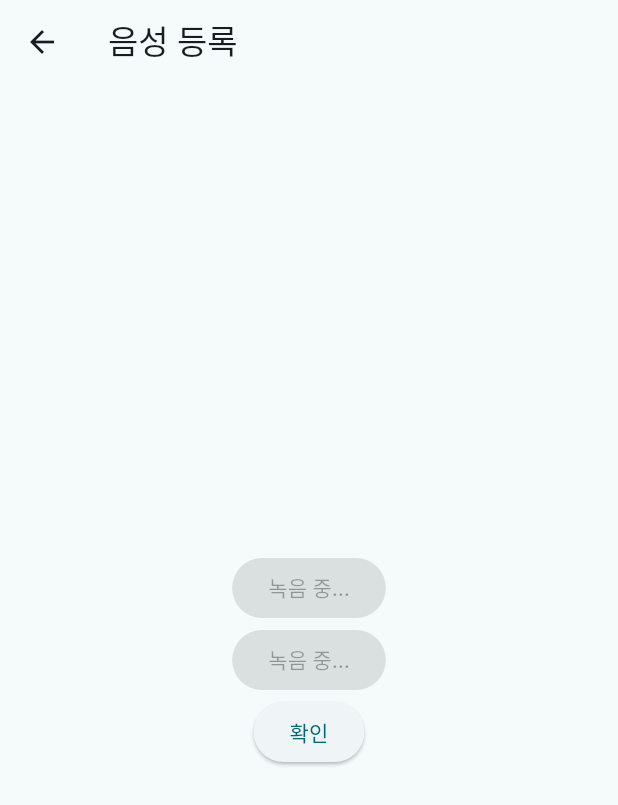
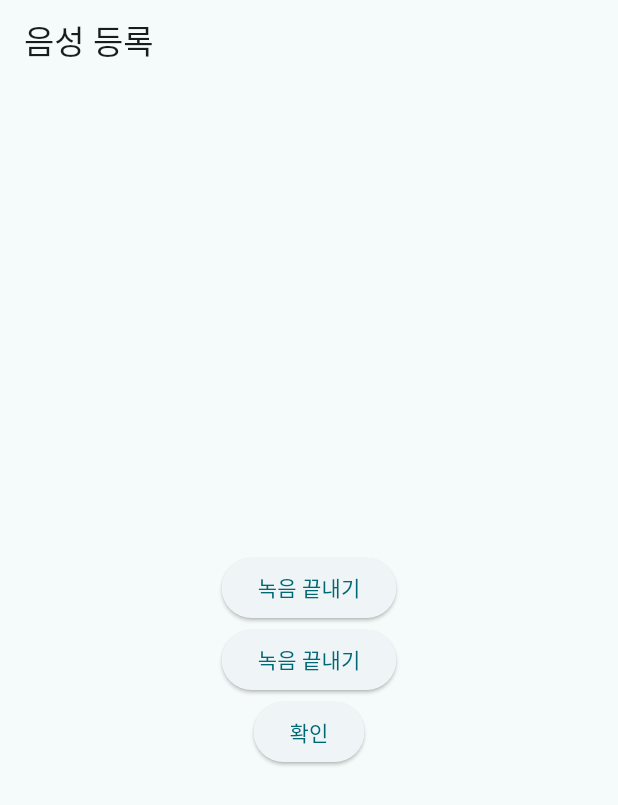
Before and after one commit to KEIVEE/ATOS, a Flutter app: the VoiceRegisterPage screen opened directly with empty values, after a tap on "저음 입력하기", after a tap on "고음 입력하기", on a phone screen of 412 x 824 dp. Shown: the top 805 px of the screen. Run offline on Flutter 3.47's test engine with Material 3 defaults, Android fonts, the phone set to English and light mode, and no system bars; our stand-ins replace audioplayers, cloud_firestore, dio, firebase_auth, firebase_core, firebase_storage and 1 more; missing offline and left inert: flutter_sound; accounts and stored records are empty.

Commit message:
최대최소 피치 등록 되게

```diff
--- a/application/atos/lib/account/register.dart
+++ b/application/atos/lib/account/register.dart
@@ -25,7 +25,7 @@ class RegisterState extends State<RegisterPage> {
   var idChecked = false;
   var registerTried = false;
   final regions = ['경상도', '전라도', '충청도', '강원도', '제주도'];
-  String selectedGender = "male"; // 성별을 저장할 변수 (기본값: 남성)
+  String selectedGender = "남성"; // 성별을 저장할 변수 (기본값: 남성)
 
   Map<String, String> headers = {
     'Content-Type': 'application/json',
@@ -98,11 +98,11 @@ class RegisterState extends State<RegisterPage> {
       if (mounted) {
         //Navigator.pop(context); // 성공적으로 회원가입이 완료되면 뒤로 이동
         Navigator.of(context).push(
-                  MaterialPageRoute(
-                    settings: const RouteSettings(name: "/voiceRegister"),
-                    builder: (context) => VoiceRegisterPage(id: id),
-                  ),
-                );
+          MaterialPageRoute(
+            settings: const RouteSettings(name: "/voiceRegister"),
+            builder: (context) => VoiceRegisterPage(id: id),
+          ),
+        );
       }
     } catch (e) {
       setState(() {
--- a/application/atos/lib/account/voiceregister.dart
+++ b/application/atos/lib/account/voiceregister.dart
@@ -2,8 +2,9 @@ import 'dart:convert';
 import 'dart:io';
 import 'package:atos/control/uri.dart';
 import 'package:flutter/material.dart';
+import 'package:flutter_sound/flutter_sound.dart';
 import 'package:http/http.dart' as http;
-import 'package:flutter_sound/flutter_sound.dart';
+import 'package:permission_handler/permission_handler.dart';
 
 class VoiceRegisterPage extends StatefulWidget {
   final String id;
@@ -27,44 +28,52 @@ class _VoiceRegisterPageState extends State<VoiceRegisterPage> {
   }
 
   Future<void> _initRecorder() async {
+    var status = await Permission.microphone.request();
+    if (status != PermissionStatus.granted) {
+      // 권한 거부 처리
+      ScaffoldMessenger.of(context).showSnackBar(
+        const SnackBar(content: Text('마이크 권한이 필요합니다.')),
+      );
+      return;
+    }
     await _recorder.openRecorder();
   }
 
-  Future<void> _startRecordingLow() async {
-    final path = 'path_to_save_low_pitch.wav';
+  Future<void> _startRecording(String pitch) async {
+    final path = '${Directory.systemTemp.path}/$pitch.wav';
     await _recorder.startRecorder(toFile: path);
     setState(() {
-      _isRecordingLow = true;
-      _lowPitchPath = path;
+      if (pitch == 'low') {
+        _isRecordingLow = true;
+        _lowPitchPath = path;
+      } else {
+        _isRecordingHigh = true;
+        _highPitchPath = path;
+      }
     });
   }
 
-  Future<void> _startRecordingHigh() async {
-    final path = 'path_to_save_high_pitch.wav';
-    await _recorder.startRecorder(toFile: path);
-    setState(() {
-      _isRecordingHigh = true;
-      _highPitchPath = path;
-    });
-  }
-
-  Future<void> _stopRecording() async {
+  Future<void> _stopRecording(String pitch) async {
     await _recorder.stopRecorder();
     setState(() {
-      _isRecordingLow = false;
-      _isRecordingHigh = false;
+      if (pitch == 'low') {
+        _isRecordingLow = false;
+      } else {
+        _isRecordingHigh = false;
+      }
     });
   }
 
   Future<void> _sendVoiceData() async {
     final request = http.MultipartRequest(
       'POST',
-      Uri.parse('${ControlUri.BASE_URL}/set-user-pitch'), // 서버 API URL
+      Uri.parse('${ControlUri.BASE_URL}/set-user-pitch'),
     );
 
     // Add files
     request.files.add(await http.MultipartFile.fromPath('low', _lowPitchPath));
-    request.files.add(await http.MultipartFile.fromPath('high', _highPitchPath));
+    request.files
+        .add(await http.MultipartFile.fromPath('high', _highPitchPath));
 
     // Add user ID as field
     request.fields['user_id'] = widget.id;
@@ -72,11 +81,17 @@ class _VoiceRegisterPageState extends State<VoiceRegisterPage> {
     try {
       final response = await request.send();
       if (response.statusCode == 200) {
-        // 성공적으로 음성 파일 전송
-        print('Voice data uploaded successfully');
-        // 서버 응답에 따라 추가 동작 처리 가능
+        ScaffoldMessenger.of(context).showSnackBar(
+          const SnackBar(content: Text('회원가입 성공. 로그인 해 주세요.')),
+        );
       } else {
-        print('Error uploading voice data');
+        ScaffoldMessenger.of(context).showSnackBar(
+          const SnackBar(content: Text('음성 데이터 업로드 중 오류가 발생했습니다.')),
+        );
+      }
+
+      if (mounted) {
+        Navigator.of(context).popUntil((route) => route.isFirst);
       }
     } catch (e) {
       print('Error: $e');
@@ -94,20 +109,25 @@ class _VoiceRegisterPageState extends State<VoiceRegisterPage> {
     return Scaffold(
       appBar: AppBar(
         title: const Text('음성 등록'),
+        automaticallyImplyLeading: false,
       ),
       body: Center(
         child: Column(
           mainAxisAlignment: MainAxisAlignment.center,
           children: <Widget>[
-            // 저음 입력하기 버튼
+            // 저음 입력 버튼
             ElevatedButton(
-              onPressed: _isRecordingLow ? null : _startRecordingLow,
-              child: Text(_isRecordingLow ? '녹음 중...' : '저음 입력하기'),
+              onPressed: _isRecordingLow
+                  ? () => _stopRecording('low')
+                  : () => _startRecording('low'),
+              child: Text(_isRecordingLow ? '녹음 끝내기' : '저음 입력하기'),
             ),
-            // 고음 입력하기 버튼
+            // 고음 입력 버튼
             ElevatedButton(
-              onPressed: _isRecordingHigh ? null : _startRecordingHigh,
-              child: Text(_isRecordingHigh ? '녹음 중...' : '고음 입력하기'),
+              onPressed: _isRecordingHigh
+                  ? () => _stopRecording('high')
+                  : () => _startRecording('high'),
+              child: Text(_isRecordingHigh ? '녹음 끝내기' : '고음 입력하기'),
             ),
             // 확인 버튼 (녹음된 파일을 서버로 전송)
             ElevatedButton(
--- a/application/atos/pubspec.yaml
+++ b/application/atos/pubspec.yaml
@@ -47,7 +47,7 @@ dependencies:
   firebase_storage:
   dio:
 
-  flutter_fft:
+  #flutter_fft:
 
 dev_dependencies:
   flutter_test:
```
Also changed, not shown: application/atos/pubspec.lock.
